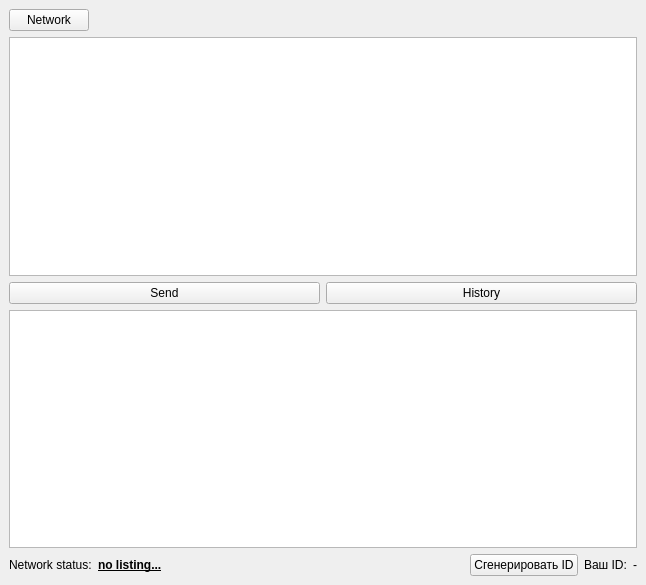
First picture: the form in tcp_chat/client/client/mainwindow.ui, repository bk-ru/OneDayCode, before the edit.
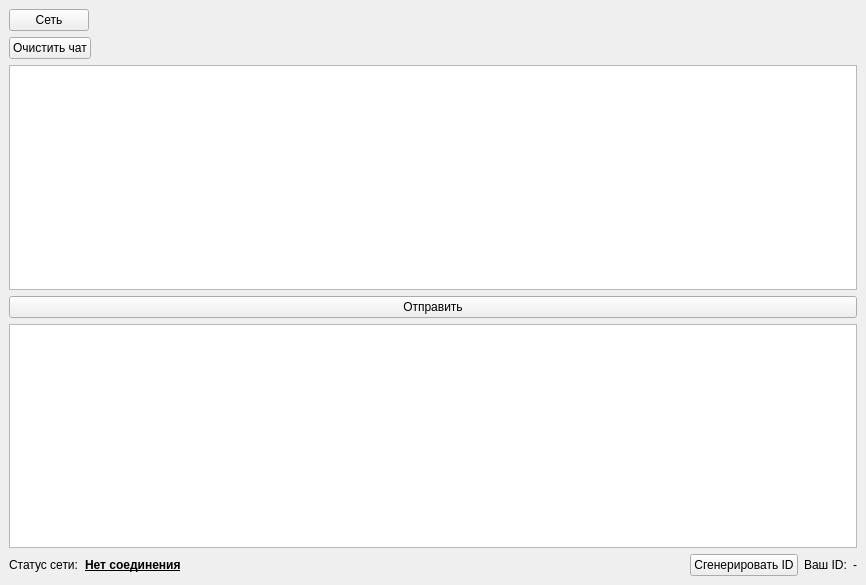
Second picture: the form after the edit.

What changed in the file:
```diff
--- a/tcp_chat/client/client/mainwindow.ui
+++ b/tcp_chat/client/client/mainwindow.ui
@@ -6,7 +6,7 @@
    <rect>
     <x>0</x>
     <y>0</y>
-    <width>646</width>
+    <width>866</width>
     <height>585</height>
    </rect>
   </property>
@@ -26,7 +26,7 @@
       <item>
        <widget class="QPushButton" name="network">
         <property name="text">
-         <string>Network</string>
+         <string>Сеть</string>
         </property>
        </widget>
       </item>
@@ -49,6 +49,30 @@
      <layout class="QHBoxLayout" name="horizontalLayout">
       <item>
        <layout class="QVBoxLayout" name="verticalLayout">
+        <item>
+         <layout class="QHBoxLayout" name="horizontalLayout_2">
+          <item>
+           <widget class="QPushButton" name="clearChat">
+            <property name="text">
+             <string>Очистить чат</string>
+            </property>
+           </widget>
+          </item>
+          <item>
+           <spacer name="horizontalSpacer_3">
+            <property name="orientation">
+             <enum>Qt::Horizontal</enum>
+            </property>
+            <property name="sizeHint" stdset="0">
+             <size>
+              <width>40</width>
+              <height>20</height>
+             </size>
+            </property>
+           </spacer>
+          </item>
+         </layout>
+        </item>
         <item>
          <widget class="QTextBrowser" name="textBrowser">
           <property name="enabled">
@@ -61,14 +85,7 @@
           <item>
            <widget class="QPushButton" name="send">
             <property name="text">
-             <string>Send</string>
-            </property>
-           </widget>
-          </item>
-          <item>
-           <widget class="QPushButton" name="history">
-            <property name="text">
-             <string>History</string>
+             <string>Отправить</string>
             </property>
            </widget>
           </item>
@@ -86,7 +103,7 @@
       <item>
        <widget class="QLabel" name="label_3">
         <property name="text">
-         <string>Network status:</string>
+         <string>Статус сети:</string>
         </property>
        </widget>
       </item>
@@ -100,7 +117,7 @@
          </font>
         </property>
         <property name="text">
-         <string>no listing...</string>
+         <string>Нет соединения</string>
         </property>
        </widget>
       </item>
```
